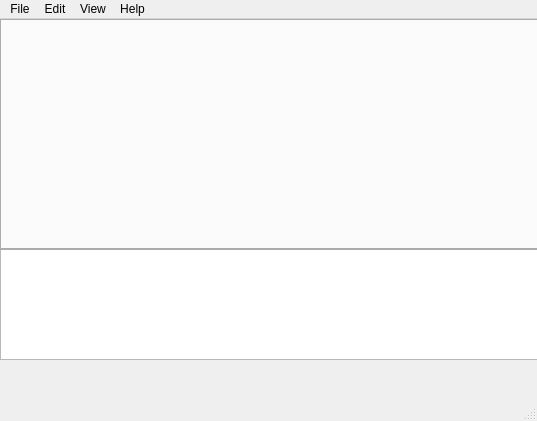
Old version of the form EditorTexto/mainwindow.ui in the repository Antoniolm/Editor_Texto-Qt5.
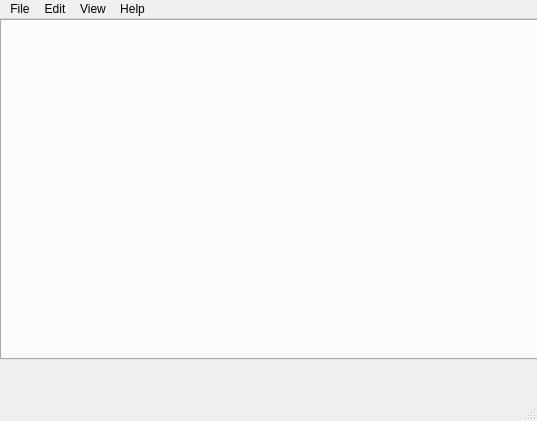
New version of the form.

The edit to the form file:
```diff
--- a/EditorTexto/mainwindow.ui
+++ b/EditorTexto/mainwindow.ui
@@ -14,16 +14,6 @@
    <string>MainWindow</string>
   </property>
   <widget class="QWidget" name="centralWidget">
-   <widget class="QTextEdit" name="mainText">
-    <property name="geometry">
-     <rect>
-      <x>0</x>
-      <y>230</y>
-      <width>541</width>
-      <height>111</height>
-     </rect>
-    </property>
-   </widget>
    <widget class="QLabel" name="state">
     <property name="geometry">
      <rect>
@@ -43,7 +33,7 @@
       <x>0</x>
       <y>0</y>
       <width>541</width>
-      <height>231</height>
+      <height>341</height>
      </rect>
     </property>
     <property name="currentIndex">
```
